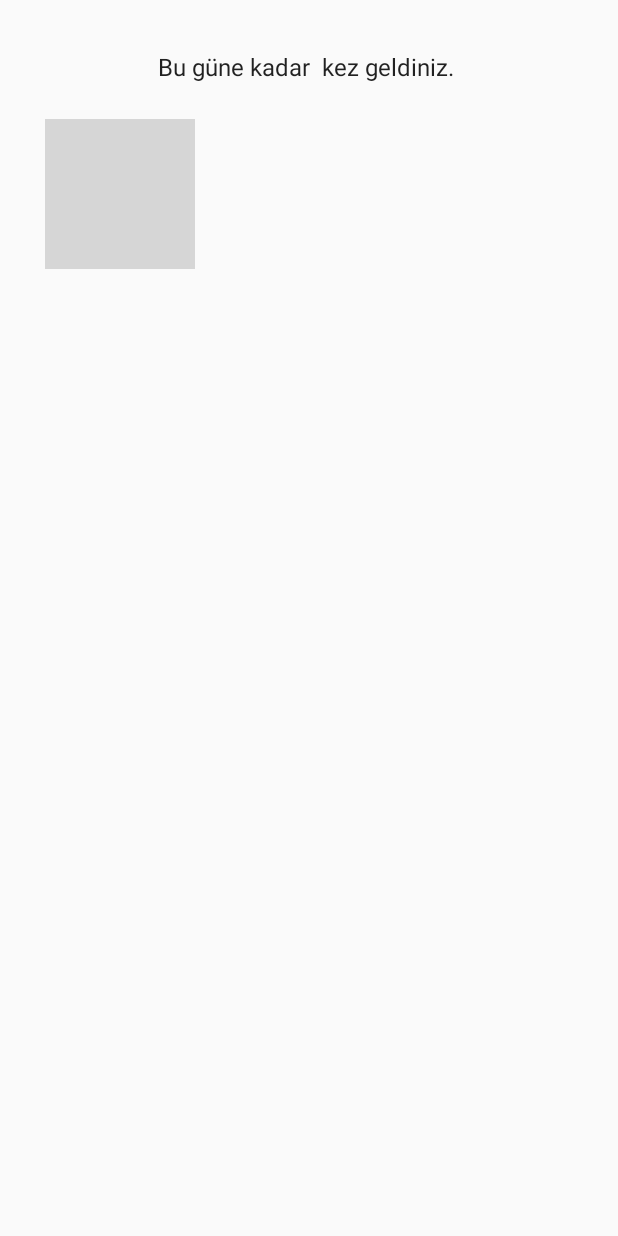
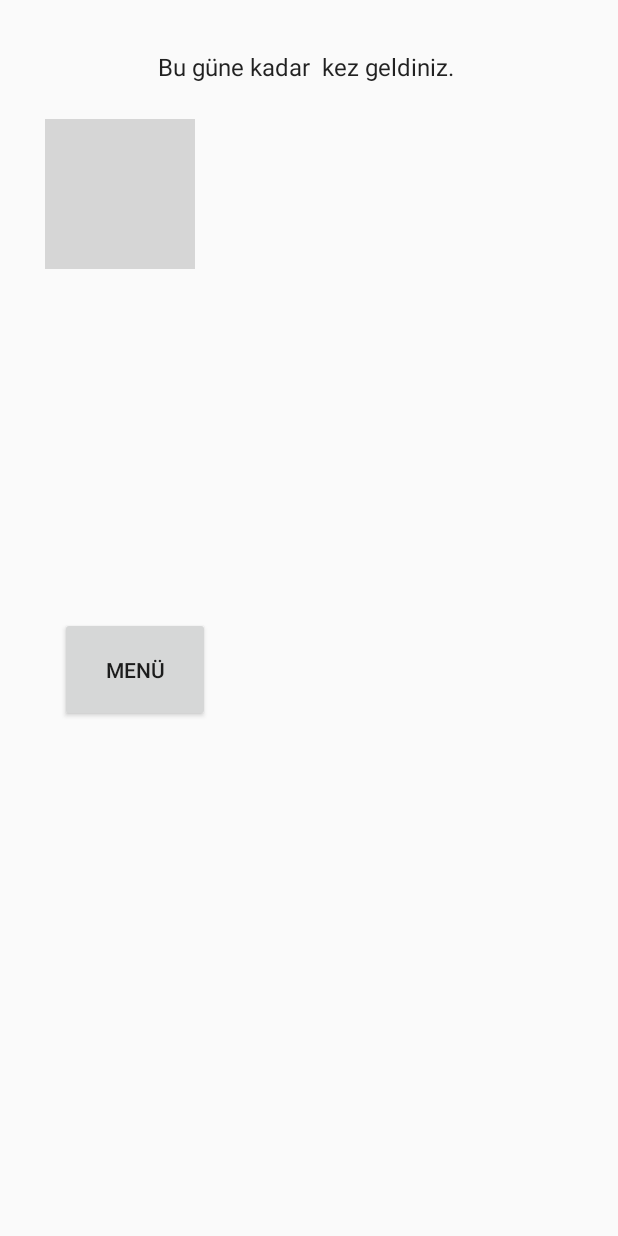
Before and after one commit to BeaconCafe/Tasarim, an Android app: the layout activity_musteri_sayfasi.xml on its own in the app's theme, with its tools: preview values and no code run, on a phone screen of 412 x 824 dp. Run offline under Robolectric (Android 15) with nearby library versions, the phone set to English and light mode, and no system bars; plain views replace ArcProgress; grey boxes are pictures that could not be loaded.

Commit message:
müsteri menü gösterme yapıldı

```diff
--- a/app/build.gradle
+++ b/app/build.gradle
@@ -4,7 +4,7 @@ android {
     compileSdkVersion 26
     defaultConfig {
         applicationId "com.tasarim.tasarim"
-        minSdkVersion 16
+        minSdkVersion 17
         targetSdkVersion 26
         versionCode 1
         versionName "1.0"
@@ -48,4 +48,5 @@ dependencies {
 
 
 
+
 apply plugin: 'com.google.gms.google-services'
--- a/app/src/main/AndroidManifest.xml
+++ b/app/src/main/AndroidManifest.xml
@@ -38,9 +38,8 @@
             android:windowSoftInputMode="stateVisible|adjustResize" />
         <activity android:name=".MusteriSayfasi" />
         <activity android:name=".AdminSayfasi" />
-        <activity android:name=".AdminMenu"></activity>
-        <activity android:name=".ImagesActivity"></activity>
-
+        <activity android:name=".AdminMenu" />
+        <activity android:name=".ImagesActivity" />
     </application>
 
 </manifest>
--- a/app/src/main/java/com/tasarim/tasarim/MusteriSayfasi.java
+++ b/app/src/main/java/com/tasarim/tasarim/MusteriSayfasi.java
@@ -13,6 +13,7 @@ import android.support.v7.app.AppCompatActivity;
 import android.view.Menu;
 import android.view.MenuInflater;
 import android.view.MenuItem;
+import android.view.View;
 import android.widget.TextView;
 
 
@@ -79,6 +80,11 @@ public class MusteriSayfasi extends AppCompatActivity {
 
 
 
+    }
+
+    public void MenüGöster(View v){
+        Intent ıntent=new Intent(this,ImagesActivity.class);
+        this.startActivity(ıntent);
     }
 
 
--- a/app/src/main/res/layout/activity_musteri_sayfasi.xml
+++ b/app/src/main/res/layout/activity_musteri_sayfasi.xml
@@ -87,6 +87,17 @@
             android:textAlignment="gravity"
             />
 
+
+        <Button
+            android:layout_width="100dp"
+            android:layout_height="70dp"
+            android:layout_alignStart="@+id/pb"
+            android:layout_marginLeft="10dp"
+            android:layout_centerVertical="true"
+            android:text="menü"
+            android:onClick="MenüGöster"
+            />
+
     </RelativeLayout>
 
 
```
